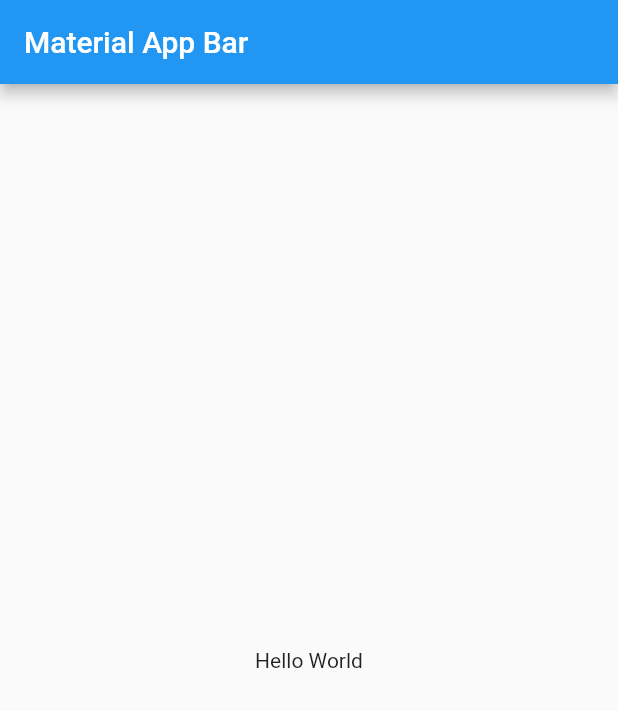
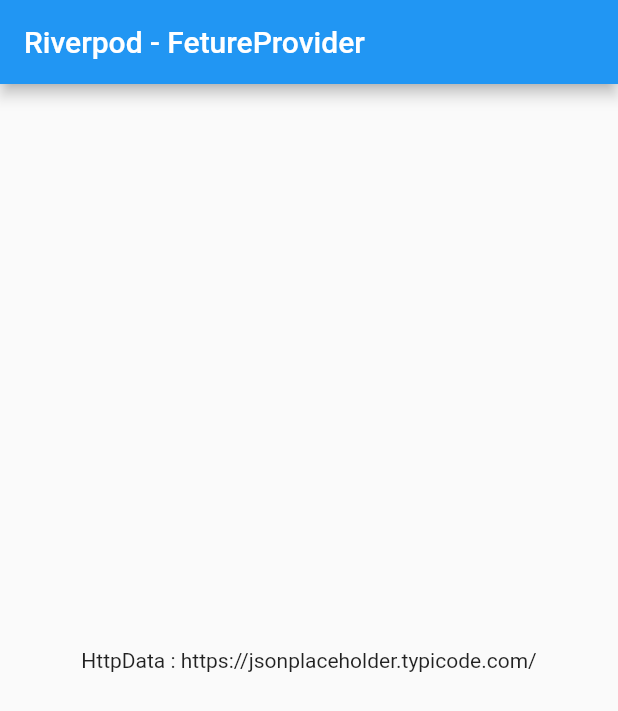
Before and after one commit to TarkanKara/Provider_Riverpod, a Flutter app: the screen it shows after launch, on a phone screen of 412 x 824 dp. Shown: the top 711 px of the screen. Run offline on Flutter 3.47's test engine with Material 2 defaults, Android fonts, the phone set to English and light mode, and no system bars; our stand-ins replace flutter_riverpod.

Commit message:
riverpod3_futureProvider1 || FutureProvider Kullanimi

```diff
--- a/lib/main.dart
+++ b/lib/main.dart
@@ -1,21 +1,45 @@
 import 'package:flutter/material.dart';
 
-void main() => runApp(const MyApp());
+// ignore: depend_on_referenced_packages
+import 'package:flutter_riverpod/flutter_riverpod.dart';
+import 'package:provider_riverpod_kullanimi/web_servis.dart';
+
+//ProviderScope Kullanıyoruz.
+void main() => runApp(const ProviderScope(child: MyApp()));
+
+final httpData = Provider((ref) => WebServis());
+final futureProvider = FutureProvider<String>((ref) async {
+  final http = ref.watch<WebServis>(httpData);
+  return http.httpDatta();
+});
 
 class MyApp extends StatelessWidget {
   const MyApp({super.key});
 
   @override
   Widget build(BuildContext context) {
-    return MaterialApp(
+    return const MaterialApp(
       title: 'Material App',
-      home: Scaffold(
-        appBar: AppBar(
-          title: const Text('Material App Bar'),
-        ),
-        body: const Center(
-          child: Text('Hello World'),
-        ),
+      home: HomePage(),
+    );
+  }
+}
+
+class HomePage extends ConsumerWidget {
+  const HomePage({super.key});
+
+  @override
+  Widget build(BuildContext context, WidgetRef ref) {
+    final responsee = ref.watch(futureProvider);
+    return Scaffold(
+      appBar: AppBar(
+        title: const Text('Riverpod - FetureProvider'),
+      ),
+      body: Center(
+        child: responsee.map(
+            data: ((data) => Text(data.value)),
+            error: ((err) => Text(err.error.toString())),
+            loading: ((_) => const Center(child: CircularProgressIndicator()))),
       ),
     );
   }
--- /dev/null
+++ b/lib/web_servis.dart
@@ -0,0 +1,15 @@
+//Web Seris Adında bir class oluşturuldu.
+//httpData değişkeni Future<String> döndürüyor. ve String url adında parametresi var.
+//Her 2 saniyede bir url döndürecek
+//Future,async ve await terimleri için asekronprgramlamaya bakınız.
+
+class WebServis {
+  Future<String> httpDatta([
+    String url = "https://jsonplaceholder.typicode.com/",
+  ]) async {
+    await Future.delayed(
+      const Duration(seconds: 2),
+    );
+    return "HttpData : $url";
+  }
+}
--- a/pubspec.yaml
+++ b/pubspec.yaml
@@ -47,6 +47,8 @@ dev_dependencies:
   # package. See that file for information about deactivating specific lint
   # rules and activating additional ones.
   flutter_lints: ^2.0.0
+  riverpod: ^2.0.2
+  flutter_riverpod: ^2.0.2
 
 # For information on the generic Dart part of this file, see the
 # following page: https://dart.dev/tools/pub/pubspec
```
Also changed, not shown: pubspec.lock, 1 other file.
